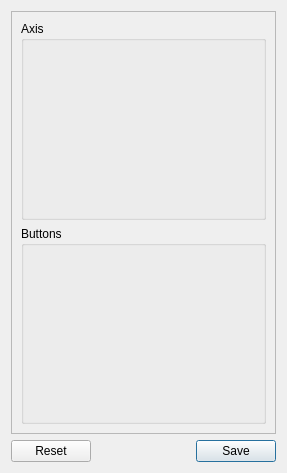
Above: apps/joystickmapper/src/ActionConfigurationView.ui from lengagne/mogs_joystick before the change. Below: the same form after it.
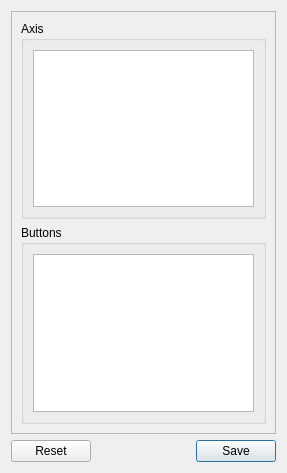
That is the form after the change.

Commit message: Expanding custom model

```diff
--- a/apps/joystickmapper/src/ActionConfigurationView.ui
+++ b/apps/joystickmapper/src/ActionConfigurationView.ui
@@ -31,10 +31,26 @@
          <property name="title">
           <string>Axis</string>
          </property>
-         <layout class="QFormLayout" name="formLayout">
-          <property name="fieldGrowthPolicy">
-           <enum>QFormLayout::ExpandingFieldsGrow</enum>
-          </property>
+         <layout class="QVBoxLayout" name="verticalLayout_3">
+          <item>
+           <widget class="QTableView" name="axisTableView">
+            <property name="selectionMode">
+             <enum>QAbstractItemView::NoSelection</enum>
+            </property>
+            <property name="showGrid">
+             <bool>false</bool>
+            </property>
+            <attribute name="horizontalHeaderVisible">
+             <bool>false</bool>
+            </attribute>
+            <attribute name="horizontalHeaderStretchLastSection">
+             <bool>true</bool>
+            </attribute>
+            <attribute name="verticalHeaderVisible">
+             <bool>false</bool>
+            </attribute>
+           </widget>
+          </item>
          </layout>
         </widget>
        </item>
@@ -43,10 +59,35 @@
          <property name="title">
           <string>Buttons</string>
          </property>
-         <layout class="QFormLayout" name="formLayout_2">
-          <property name="fieldGrowthPolicy">
-           <enum>QFormLayout::ExpandingFieldsGrow</enum>
-          </property>
+         <layout class="QVBoxLayout" name="verticalLayout_4">
+          <item>
+           <widget class="QTableView" name="buttonTableView">
+            <property name="editTriggers">
+             <set>QAbstractItemView::AllEditTriggers</set>
+            </property>
+            <property name="selectionMode">
+             <enum>QAbstractItemView::NoSelection</enum>
+            </property>
+            <property name="selectionBehavior">
+             <enum>QAbstractItemView::SelectItems</enum>
+            </property>
+            <property name="gridStyle">
+             <enum>Qt::NoPen</enum>
+            </property>
+            <attribute name="horizontalHeaderVisible">
+             <bool>false</bool>
+            </attribute>
+            <attribute name="horizontalHeaderStretchLastSection">
+             <bool>true</bool>
+            </attribute>
+            <attribute name="verticalHeaderVisible">
+             <bool>false</bool>
+            </attribute>
+            <attribute name="verticalHeaderHighlightSections">
+             <bool>true</bool>
+            </attribute>
+           </widget>
+          </item>
          </layout>
         </widget>
        </item>
```
The commit also changes 9 other files.
